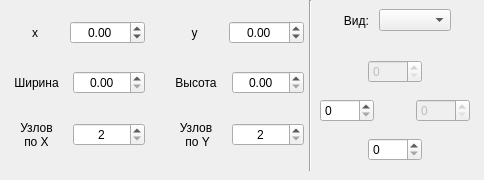
This is resources/ui/new_triangle.ui in SPC-project/Regular-Divider as Qt 5 draws it before an edit. The edited form follows.
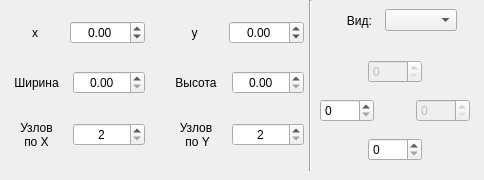
This is the edited form.

Diff of the .ui file:
```diff
--- a/resources/ui/new_triangle.ui
+++ b/resources/ui/new_triangle.ui
@@ -194,7 +194,7 @@
     <rect>
      <x>340</x>
      <y>0</y>
-     <width>111</width>
+     <width>117</width>
      <height>41</height>
     </rect>
    </property>
```
Left out of the diff: 18 changed lines with no effect on the pictures.
